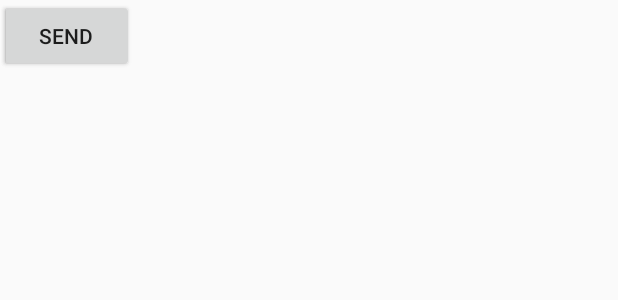
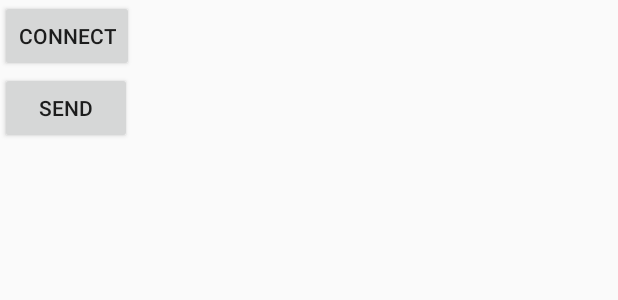
Before and after one commit to mensisa/FiTec, an Android app: the layout activity_main.xml on its own in the app's theme, with its tools: preview values and no code run, on a phone screen of 412 x 824 dp. Shown: the top 300 px of the screen. Run offline under Robolectric (Android 15) with nearby library versions, the phone set to English and light mode, and no system bars.

Commit message:
get rid of comment

```diff
--- a/android/app/src/main/java/com/example/jakeoneim/fitec/MainActivity.java
+++ b/android/app/src/main/java/com/example/jakeoneim/fitec/MainActivity.java
@@ -1,8 +1,10 @@
 package com.example.jakeoneim.fitec;
 
+import android.app.Activity;
 import android.bluetooth.BluetoothAdapter;
 import android.content.Intent;
 import android.os.Bundle;
+import android.support.annotation.Nullable;
 import android.support.v7.app.AppCompatActivity;
 import android.view.View;
 import android.widget.Button;
@@ -83,7 +85,7 @@ public class MainActivity extends AppCompatActivity {
             }
         }
     }
-/*
+
     @Override
     protected void onActivityResult(int requestCode, int resultCode, @Nullable Intent data) {
         if(resultCode == Activity.RESULT_OK){
@@ -96,7 +98,7 @@ public class MainActivity extends AppCompatActivity {
             Toast.makeText(getApplicationContext() , "" , Toast.LENGTH_LONG).show();
             finish();
         }
-    }*/
+    }
 
     public void setupService(){
         bluetooth.setupService();
--- a/android/app/src/main/res/layout/activity_main.xml
+++ b/android/app/src/main/res/layout/activity_main.xml
@@ -1,9 +1,10 @@
 <?xml version="1.0" encoding="utf-8"?>
-<android.support.constraint.ConstraintLayout xmlns:android="http://schemas.android.com/apk/res/android"
+<LinearLayout xmlns:android="http://schemas.android.com/apk/res/android"
     xmlns:app="http://schemas.android.com/apk/res-auto"
     xmlns:tools="http://schemas.android.com/tools"
     android:layout_width="match_parent"
     android:layout_height="match_parent"
+    android:orientation="vertical"
     tools:context=".MainActivity">
 
     <Button
@@ -21,4 +22,4 @@
         android:text="SEND"
         tools:layout_editor_absoluteX="148dp"
         tools:layout_editor_absoluteY="260dp" />
-</android.support.constraint.ConstraintLayout>
+</LinearLayout>
```
